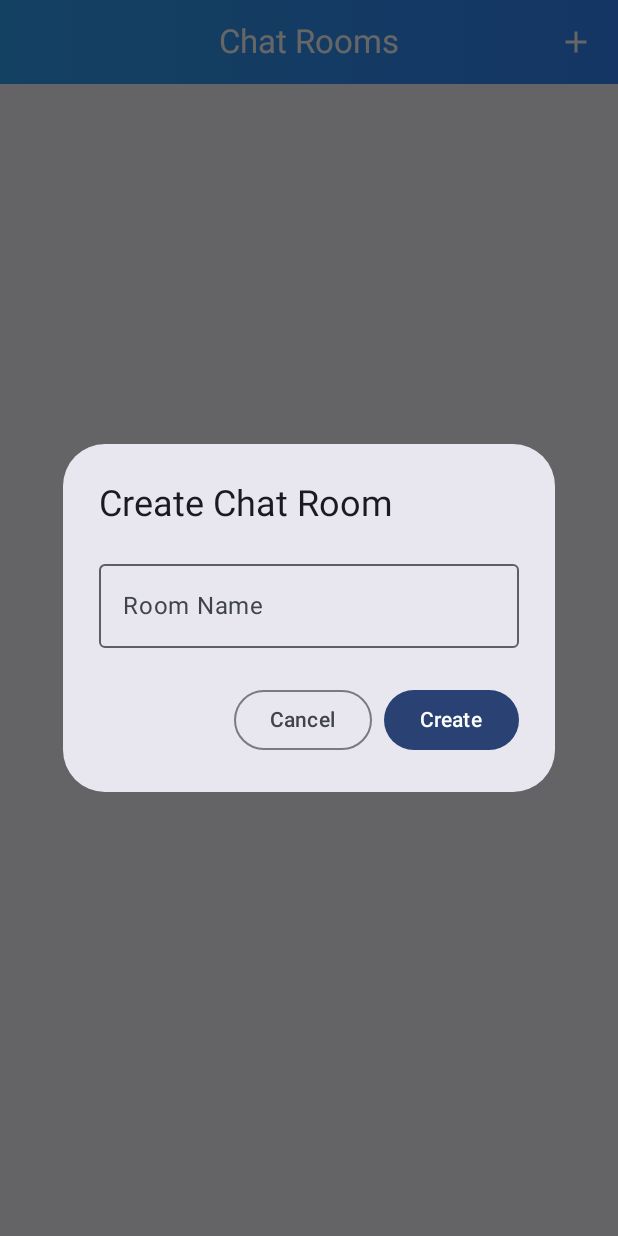
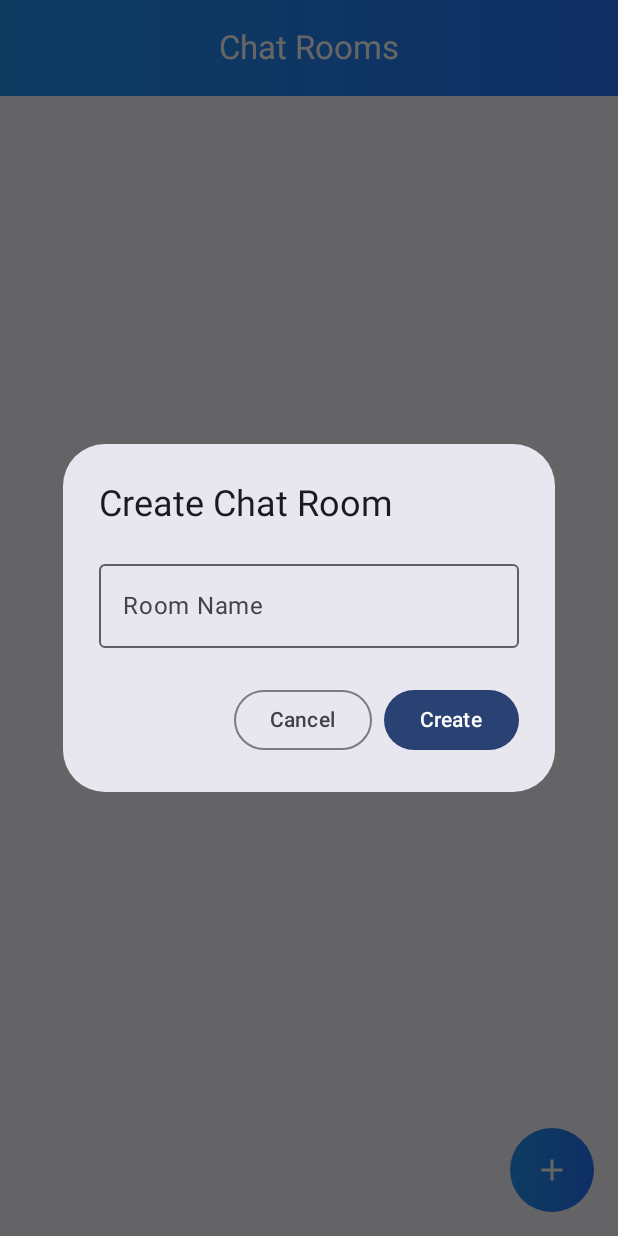
Before and after one commit to GiannhsKer/Android-CryptoChat, an Android app built with Jetpack Compose: the ChatRoomListView screen opened through its navigation route, after a tap on "Create Chat Room", on a phone screen of 412 x 824 dp. Run offline under Robolectric (Android 15) with nearby library versions, the phone set to English and light mode, and no system bars; our stand-ins replace Firebase (no records; nobody signed in at launch, a user with empty details on screens opened directly).

Commit message:
17-07 preview 0.0.1

```diff
--- a/app/src/main/AndroidManifest.xml
+++ b/app/src/main/AndroidManifest.xml
@@ -6,12 +6,12 @@
         android:allowBackup="true"
         android:dataExtractionRules="@xml/data_extraction_rules"
         android:fullBackupContent="@xml/backup_rules"
-        android:icon="@drawable/applogo"
+        android:icon="@drawable/cryptochat"
         android:label="@string/app_name"
-        android:roundIcon="@drawable/applogo"
+        android:roundIcon="@drawable/cryptochat"
         android:supportsRtl="true"
         android:theme="@style/Theme.MyApplication"
-        tools:targetApi="31">
+        tools:targetApi="36">
         <meta-data
             android:name="firebase_automatic_init_enabled"
             android:value="true" />
--- a/app/src/main/java/com/example/myapplication/MainActivity.kt
+++ b/app/src/main/java/com/example/myapplication/MainActivity.kt
@@ -1,8 +1,8 @@
 package com.example.myapplication
+
 import android.os.Bundle
 import androidx.activity.ComponentActivity
 import androidx.activity.compose.setContent
-import com.google.firebase.FirebaseApp
 
 class MainActivity : ComponentActivity() {
     override fun onCreate(savedInstanceState: Bundle?) {
--- a/app/src/main/java/com/example/myapplication/NavComposeApp.kt
+++ b/app/src/main/java/com/example/myapplication/NavComposeApp.kt
@@ -33,7 +33,10 @@ fun NavComposeApp(chatRoomListViewModel: ChatRoomListViewModel = viewModel()) {
     MyApplicationTheme {
         NavHost(
             navController = navController,
-            startDestination = if (FirebaseAuth.getInstance().currentUser != null) Destination.ChatRoom else Destination.AuthenticationOption
+            startDestination = if (FirebaseAuth.getInstance().currentUser != null)
+                Destination.ChatRoomList
+            else
+                Destination.AuthenticationOption
         ) {
             composable(Destination.AuthenticationOption) {
                 AuthenticationView(
--- a/app/src/main/java/com/example/myapplication/nav/ui/theme/Theme.kt
+++ b/app/src/main/java/com/example/myapplication/nav/ui/theme/Theme.kt
@@ -47,7 +47,6 @@ fun MyApplicationTheme(
     if (!view.isInEditMode) {
         SideEffect {
             val window = (view.context as Activity).window
-            WindowCompat.setDecorFitsSystemWindows(window, false)
             WindowCompat.getInsetsController(window, view).isAppearanceLightStatusBars = darkTheme
         }
     }
--- a/app/src/main/java/com/example/myapplication/ui/theme/Theme.kt
+++ b/app/src/main/java/com/example/myapplication/ui/theme/Theme.kt
@@ -10,7 +10,6 @@ import androidx.compose.material3.dynamicLightColorScheme
 import androidx.compose.material3.lightColorScheme
 import androidx.compose.runtime.Composable
 import androidx.compose.runtime.SideEffect
-import androidx.compose.ui.graphics.toArgb
 import androidx.compose.ui.platform.LocalContext
 import androidx.compose.ui.platform.LocalView
 import androidx.core.view.WindowCompat
@@ -47,7 +46,6 @@ fun MyApplicationTheme(
     if (!view.isInEditMode) {
         SideEffect {
             val window = (view.context as Activity).window
-            WindowCompat.setDecorFitsSystemWindows(window, false)
             WindowCompat.getInsetsController(window, view).isAppearanceLightStatusBars = darkTheme
         }
     }
--- a/app/src/main/java/com/example/myapplication/view/chatroom/ChatRoomList.kt
+++ b/app/src/main/java/com/example/myapplication/view/chatroom/ChatRoomList.kt
@@ -2,6 +2,7 @@ package com.example.myapplication.view.chatroom
 
 import android.util.Log
 import androidx.compose.foundation.ExperimentalFoundationApi
+import androidx.compose.foundation.background
 import androidx.compose.foundation.clickable
 import androidx.compose.foundation.layout.Arrangement
 import androidx.compose.foundation.layout.Box
@@ -12,9 +13,10 @@ import androidx.compose.foundation.layout.fillMaxSize
 import androidx.compose.foundation.layout.fillMaxWidth
 import androidx.compose.foundation.layout.height
 import androidx.compose.foundation.layout.padding
-import androidx.compose.foundation.layout.wrapContentHeight
+import androidx.compose.foundation.layout.size
 import androidx.compose.foundation.lazy.LazyColumn
 import androidx.compose.foundation.lazy.items
+import androidx.compose.foundation.shape.CircleShape
 import androidx.compose.foundation.shape.RoundedCornerShape
 import androidx.compose.material.icons.Icons
 import androidx.compose.material.icons.filled.Add
@@ -24,8 +26,9 @@ import androidx.compose.material3.Card
 import androidx.compose.material3.CardDefaults
 import androidx.compose.material3.CenterAlignedTopAppBar
 import androidx.compose.material3.ExperimentalMaterial3Api
+import androidx.compose.material3.FloatingActionButton
+import androidx.compose.material3.FloatingActionButtonDefaults
 import androidx.compose.material3.Icon
-import androidx.compose.material3.IconButton
 import androidx.compose.material3.MaterialTheme
 import androidx.compose.material3.OutlinedButton
 import androidx.compose.material3.OutlinedTextField
@@ -71,14 +74,6 @@ fun ChatRoomListView(
 
     Scaffold(
         topBar = {
-            Box(
-                modifier = Modifier
-                    .fillMaxWidth()
-                    .height(56.dp)
-                    .drawWithCache {
-                        onDrawBehind { drawRect(gradientBrush) }
-                    }
-            ) {
             CenterAlignedTopAppBar(
                 title = {
                     Text(
@@ -87,19 +82,31 @@ fun ChatRoomListView(
                         style = MaterialTheme.typography.titleLarge
                     )
                 },
-                    actions = {
-                        IconButton(onClick = { showDialog = true }) {
+                colors = TopAppBarDefaults.topAppBarColors(
+                    containerColor = Color.Transparent
+                ),
+                modifier = Modifier.background(brush = gradientBrush)
+            )
+        },
+        floatingActionButton = {
+            Box(
+                modifier = Modifier
+                    .background(brush = gradientBrush, shape = CircleShape)
+                    .size(56.dp), // typical FAB size
+                contentAlignment = Alignment.Center
+            ) {
+                FloatingActionButton(
+                    onClick = { showDialog = true },
+                    containerColor = Color.Transparent,
+                    contentColor = Color.White,
+                    elevation = FloatingActionButtonDefaults.elevation(defaultElevation = 0.dp)
+
+                ) {
                     Icon(
                         Icons.Default.Add,
                         contentDescription = "Create Chat Room",
-                                tint = Color.White
                     )
                 }
-                    },
-                    colors = TopAppBarDefaults.topAppBarColors(
-                        containerColor = Color(0x2196F3FF)
-                    )
-                )
             }
         }
     ) { padding ->
--- a/app/src/main/java/com/example/myapplication/view/home/ui/theme/Theme.kt
+++ b/app/src/main/java/com/example/myapplication/view/home/ui/theme/Theme.kt
@@ -47,7 +47,6 @@ fun MyApplicationTheme(
     if (!view.isInEditMode) {
         SideEffect {
             val window = (view.context as Activity).window
-            WindowCompat.setDecorFitsSystemWindows(window, false)
             WindowCompat.getInsetsController(window, view).isAppearanceLightStatusBars = darkTheme
         }
     }
--- a/app/src/main/java/com/example/myapplication/view/login/ui/theme/Theme.kt
+++ b/app/src/main/java/com/example/myapplication/view/login/ui/theme/Theme.kt
@@ -47,7 +47,6 @@ fun MyApplicationTheme(
     if (!view.isInEditMode) {
         SideEffect {
             val window = (view.context as Activity).window
-            WindowCompat.setDecorFitsSystemWindows(window, false)
             WindowCompat.getInsetsController(window, view).isAppearanceLightStatusBars = darkTheme
         }
     }
--- a/app/src/main/java/com/example/myapplication/view/ui/theme/Theme.kt
+++ b/app/src/main/java/com/example/myapplication/view/ui/theme/Theme.kt
@@ -46,7 +46,6 @@ fun MyApplicationTheme(
     if (!view.isInEditMode) {
         SideEffect {
             val window = (view.context as Activity).window
-            WindowCompat.setDecorFitsSystemWindows(window, false)
             WindowCompat.getInsetsController(window, view).isAppearanceLightStatusBars = darkTheme
         }
     }
```
Also changed, not shown: app/src/main/java/com/example/myapplication/view/AuthenticationOption.kt (+66 -30 lines), 4 other files. Lines whose indentation alone changed are shown as unchanged.
